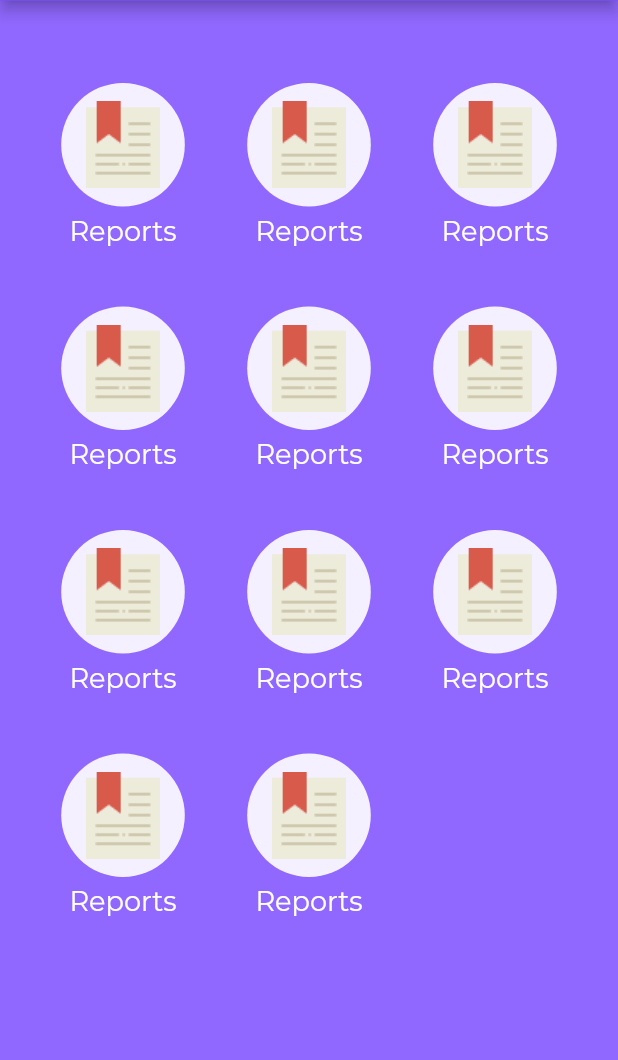
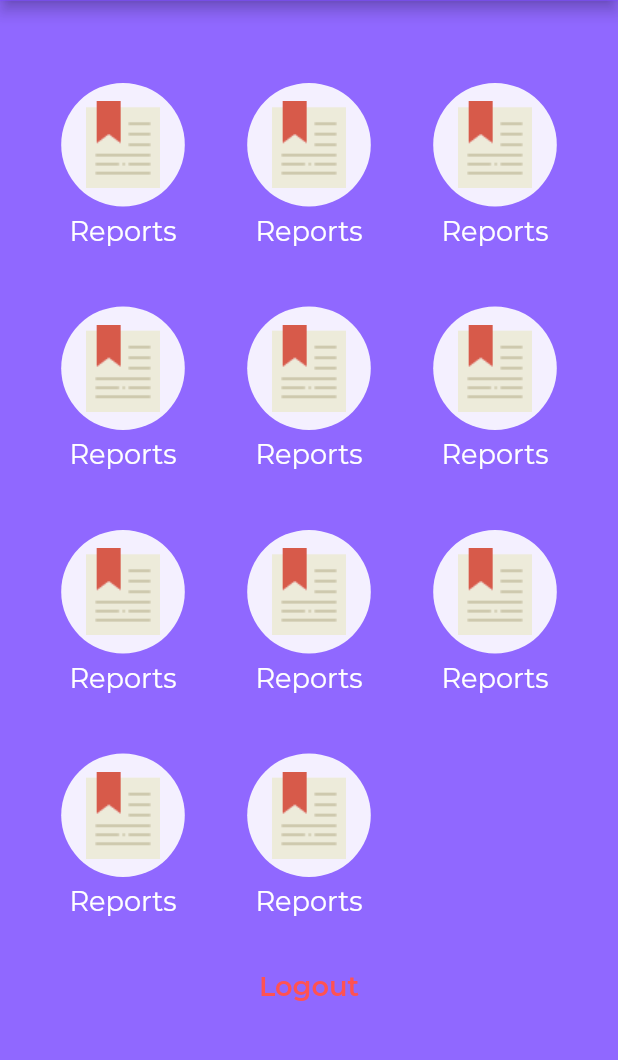
Before and after one commit to BrunoJurkovic/akademik, a Flutter app: the MenuScreen screen opened by its route, on a phone screen of 412 x 824 dp, the part 92-1152 px from its top. Run offline on Flutter 3.47's test engine with Material 2 defaults, Android fonts, the phone set to English and light mode, and no system bars; our stand-ins replace auto_route, cloud_firestore, firebase_auth, firebase_core, flutter_form_builder, flutter_swiper and 2 more; missing offline and left inert: koukicons; accounts and stored records are empty.

Commit message:
MENU SCREEN FINISHED🚀

```diff
--- a/lib/screens/menu/menu.dart
+++ b/lib/screens/menu/menu.dart
@@ -1,9 +1,11 @@
+import 'package:akademik/services/user_repo.dart';
 import 'package:auto_route/auto_route.dart';
 import 'package:flutter/cupertino.dart';
 import 'package:flutter/material.dart';
 import 'package:font_awesome_flutter/font_awesome_flutter.dart';
 import 'package:google_fonts/google_fonts.dart';
 import 'package:koukicons/notebook.dart';
+import 'package:provider/provider.dart';
 
 class MenuScreen extends StatefulWidget {
   @override
@@ -116,7 +118,35 @@ class _MenuScreenState extends State<MenuScreen> {
                   ],
                 );
               },
-            )
+            ),
+            SizedBox(
+              height: height * 0.03,
+            ),
+            Center(
+              child: InkWell(
+                onTap: () async {
+                  await Provider.of<UserRepository>(context, listen: false)
+                      .logOutUser();
+                  await ExtendedNavigator.of(context)
+                      .popUntil(ModalRoute.withName('/auth-screen'));
+                  await ExtendedNavigator.of(context).push('/auth-screen');
+                },
+                child: Container(
+                  height: height * 0.05,
+                  width: width * 0.3,
+                  alignment: Alignment.center,
+                  child: Text(
+                    'Logout',
+                    style: GoogleFonts.montserrat(
+                      color: Colors.redAccent,
+                      wordSpacing: 5,
+                      fontWeight: FontWeight.w600,
+                      fontSize: height * 0.022,
+                    ),
+                  ),
+                ),
+              ),
+            ),
           ],
         ),
       ),
--- a/lib/services/user_repo.dart
+++ b/lib/services/user_repo.dart
@@ -10,6 +10,10 @@ class UserRepository with ChangeNotifier {
   bool get isUserLoggedIn {
     print(_authInstance.currentUser.toString());
     return !(_authInstance.currentUser != null);
+  }
+
+  Future<void> logOutUser() {
+    return _authInstance.signOut();
   }
 
   Future<UserCredential> signInToFirebase(String email, String password) async {
```
